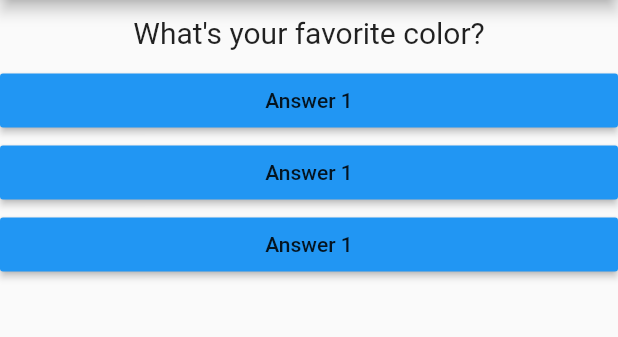
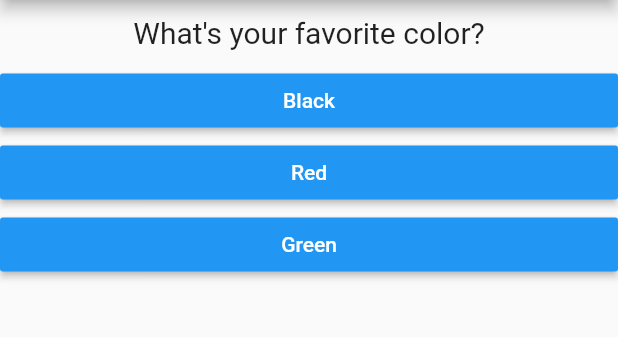
Before and after one commit to CheaVireaksat/Quick_APP_Flutter, a Flutter app: the screen it shows after launch, on a phone screen of 412 x 824 dp, the part 84-421 px from its top. Run offline on Flutter 3.47's test engine with Material 2 defaults, Android fonts, the phone set to English and light mode, and no system bars.

Commit message:
Fixed Bug

```diff
--- a/lib/answer.dart
+++ b/lib/answer.dart
@@ -2,13 +2,20 @@ import 'package:flutter/material.dart';
 
 class Answer extends StatelessWidget {
   final Function selectHandler;
-  Answer(this.selectHandler);
+  final String answerText;
+
+  Answer(this.selectHandler, this.answerText);
 
   @override
   Widget build(BuildContext context) {
+    var colors = Colors;
     return Container(
       width: double.infinity,
-      child: RaisedButton(color: Colors.blue,child: Text('Answer 1'), onPressed: selectHandler),
+      child: RaisedButton(
+          color: Colors.blue,
+          textColor: Colors.white,
+          child: Text(answerText),
+          onPressed: selectHandler),
     );
   }
 }
--- a/lib/main.dart
+++ b/lib/main.dart
@@ -1,6 +1,7 @@
 import 'package:flutter/material.dart';
-import './question.dart';
-import './answer.dart';
+import 'package:quickApp/result.dart';
+import './quiz.dart';
+import './result.dart';
 
 void main() => runApp(MyApp());
 
@@ -13,47 +14,73 @@ class MyApp extends StatefulWidget {
 }
 
 class _MyAppState extends State {
+  final _questions = const [
+    // Never Change Value
+    {
+      'questionText': 'What\'s your favorite color?',
+      'answers': [
+        {'text': 'Black', 'score': 10},
+        {'text': 'Red', 'score': 6},
+        {'text': 'Green', 'score': 3},
+      ],
+    }, // Map
+    {
+      'questionText': 'What\'s your favorite Animal?',
+      'answers': [
+        {'text': 'Lion', 'score': 10},
+        {'text': 'Dog', 'score': 5},
+        {'text': 'Cat', 'score': 1},
+      ],
+    },
+    {
+      'questionText': 'What\'s your favorite Instructor?',
+      'answers': [
+        {'text': 'Lion', 'score': 10},
+        {'text': 'Dog', 'score': 4},
+        {'text': 'Cat', 'score': 1},
+      ],
+    }
+  ];
   // _MyAppState is a private properties (_ is a syntax that make privat properties)
   var _questionIndex = 0;
+  var _totalScore = 0;
 
-  void answerQuestion() {
+  void _answerQuestion(int score) {
+    // var aBool = true;
+    // aBool = false;
+
+    _totalScore += score;
+
     setState(() {
       _questionIndex += 1;
     });
     print(_questionIndex);
+    if (_questionIndex < _questions.length) {
+      // True
+      print('We have more questions');
+    } else {
+      print('No more questions!');
+    }
   }
 
   @override
   Widget build(BuildContext context) {
     // build method get call after we change the index-question in setstate
-    var questions = [
-      {
-        'questionText': 'What\'s your favorite color?',
-        'answer': ['Black', 'Red', 'Red', 'Green'],
-      },
-      {
-        'questionText': 'What\'s your favorite Animal?',
-        'answer': ['Lion', 'Dog', 'Cat', 'Mouse'],
-      },
-      {
-        'questionText': 'What\'s your favorite Instructor?',
-        'answer': ['Lion', 'Dog', 'Cat', 'Mouse'],
-      }
-    ];
+
     return MaterialApp(
         //Widgets tree
         home: Scaffold(
       appBar: AppBar(
         title: Text('UYFC App'),
       ),
-      body: Column(
-        children: [
-          Question(questions[_questionIndex]['questionText']), // Question is a class in question.dart
-          Answer(answerQuestion),
-          Answer(answerQuestion),
-          Answer(answerQuestion),
-        ],
-      ),
+      body: _questionIndex < _questions.length
+          ? Quiz(
+              // witdget from quiz.dart
+              answerQuestion: _answerQuestion,
+              questionIndex: _questionIndex,
+              questions: _questions,
+            )
+          : Result(_totalScore), // widget from result.dart
     ));
   }
 }
--- a/lib/question.dart
+++ b/lib/question.dart
@@ -2,7 +2,7 @@
 import 'package:flutter/material.dart';
 
 class Question extends StatelessWidget {
-  String questionText;
+  final String questionText; // final will lock the value while runtime
   Question(this.questionText);
   @override
   Widget build(BuildContext context) {
--- /dev/null
+++ b/lib/quiz.dart
@@ -0,0 +1,34 @@
+import 'package:flutter/material.dart';
+import './question.dart';
+import './answer.dart';
+
+class Quiz extends StatelessWidget {
+  final List<Map<String, Object>> questions;
+  final int questionIndex;
+  final Function answerQuestion;
+
+  Quiz(
+      {@required this.questions,
+      @required this.answerQuestion,
+      @required this.questionIndex});
+  // @required is decorator by material.dart that tell the value is required
+
+  @override
+  Widget build(BuildContext context) {
+    return Column(
+      // Outputing widgets conditionally
+      children: [
+        Question(
+          questions[questionIndex]['questionText'],
+        ),
+        ...(questions[questionIndex]['answers'] as List<Map<String, Object>>)
+            .map((answer) {
+          return Answer(
+              () => answerQuestion(answer['score']),
+              answer[
+                  'text']); // annonymouse function (it will execute when the button is press)
+        }).toList() //
+      ],
+    );
+  }
+}
```
Also changed, not shown: lib/result.dart (added, +34 -0 lines).
